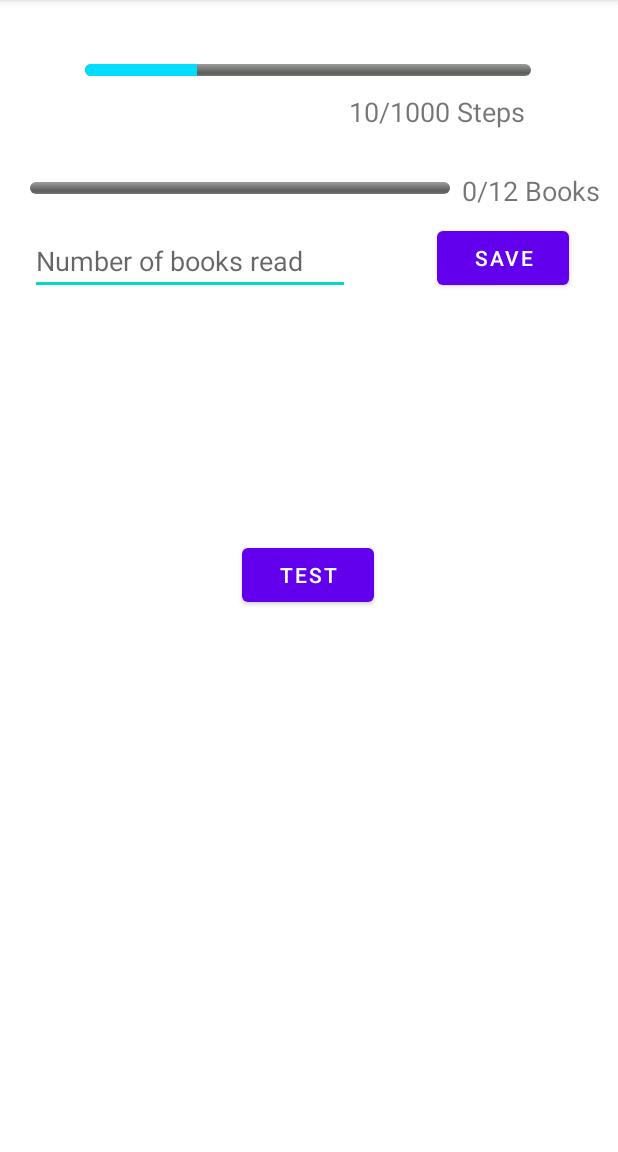
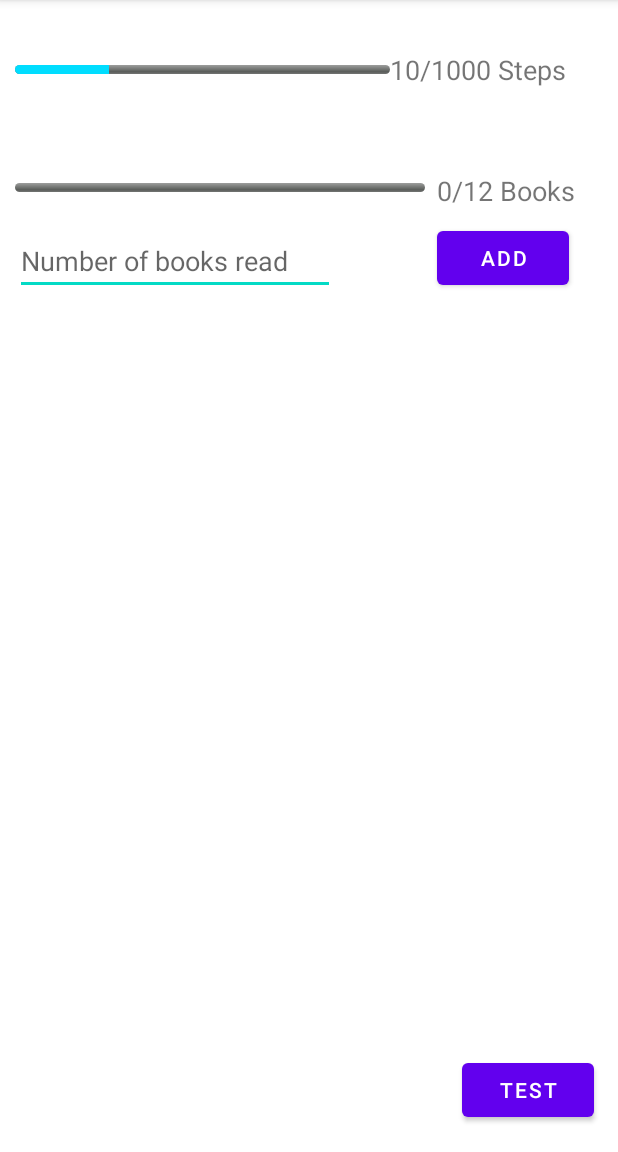
Before and after one commit to AW0723/Group-Plus, an Android app: the screen it shows after launch once a user with an empty profile is signed in (GroupActivity), on a phone screen of 412 x 824 dp, the part 84-1236 px from its top. Run offline under Robolectric (Android 15) with nearby library versions, the phone set to English and light mode, and no system bars; our stand-ins replace Firebase (no records; nobody signed in at launch, a user with empty details on screens opened directly); 3 statements that could not run were skipped.

Commit message:
Demoed version

```diff
--- a/app/src/main/res/layout/activity_group.xml
+++ b/app/src/main/res/layout/activity_group.xml
@@ -7,32 +7,36 @@
     tools:context=".GroupActivity">
 
     <ProgressBar
-        android:id="@+id/determinateBar"
-        style="@android:style/Widget.ProgressBar.Horizontal"
-        android:layout_width="297dp"
-        android:layout_height="8dp"
-        android:progress="25"
-        android:progressTint="@android:color/holo_blue_bright"
-        app:layout_constraintBottom_toBottomOf="parent"
-        app:layout_constraintHorizontal_bias="0.495"
-        app:layout_constraintLeft_toLeftOf="parent"
-        app:layout_constraintRight_toRightOf="parent"
-        app:layout_constraintTop_toTopOf="parent"
-        app:layout_constraintVertical_bias="0.056" />
-
-    <ProgressBar
         android:id="@+id/book_progress_bar"
         style="@android:style/Widget.ProgressBar.Horizontal"
-        android:layout_width="280dp"
-        android:layout_height="8dp"
+        android:layout_marginStart="10dp"
+        android:layout_width="273dp"
+        android:layout_height="6dp"
         android:progress="25"
         android:progressTint="@android:color/holo_green_light"
         app:layout_constraintBottom_toBottomOf="parent"
         app:layout_constraintHorizontal_bias="0.149"
         app:layout_constraintLeft_toLeftOf="parent"
         app:layout_constraintRight_toRightOf="parent"
+        app:layout_constraintStart_toStartOf="parent"
         app:layout_constraintTop_toTopOf="parent"
         app:layout_constraintVertical_bias="0.16" />
+
+    <ProgressBar
+        android:id="@+id/book_progress_bar2"
+        style="@android:style/Widget.ProgressBar.Horizontal"
+        android:layout_width="250dp"
+        android:layout_height="6dp"
+        android:layout_marginStart="10dp"
+        android:progress="25"
+        android:progressTint="@android:color/holo_blue_bright"
+        app:layout_constraintBottom_toBottomOf="parent"
+        app:layout_constraintHorizontal_bias="0.149"
+        app:layout_constraintLeft_toLeftOf="parent"
+        app:layout_constraintRight_toRightOf="parent"
+        app:layout_constraintStart_toStartOf="parent"
+        app:layout_constraintTop_toTopOf="parent"
+        app:layout_constraintVertical_bias="0.057" />
 
     <TextView
         android:id="@+id/book_progress_text"
@@ -68,7 +72,7 @@
         android:id="@+id/add_button"
         android:layout_width="wrap_content"
         android:layout_height="wrap_content"
-        android:text="Save"
+        android:text="Add"
         app:layout_constraintBottom_toBottomOf="parent"
         app:layout_constraintHorizontal_bias="0.9"
         app:layout_constraintLeft_toLeftOf="parent"
@@ -80,15 +84,15 @@
         android:id="@+id/textView2"
         android:layout_width="wrap_content"
         android:layout_height="wrap_content"
-        android:layout_marginEnd="4dp"
         android:text="10/1000 Steps"
         android:textSize="18sp"
         app:layout_constraintBottom_toBottomOf="parent"
-        app:layout_constraintEnd_toEndOf="@+id/determinateBar"
+        app:layout_constraintHorizontal_bias="1.0"
         app:layout_constraintLeft_toLeftOf="parent"
         app:layout_constraintRight_toRightOf="parent"
+        app:layout_constraintStart_toEndOf="@+id/book_progress_bar2"
         app:layout_constraintTop_toTopOf="parent"
-        app:layout_constraintVertical_bias="0.083" />
+        app:layout_constraintVertical_bias="0.046" />
 
     <androidx.recyclerview.widget.RecyclerView
         android:layout_width="123dp"
@@ -105,13 +109,13 @@
         android:id="@+id/testBtn"
         android:layout_width="wrap_content"
         android:layout_height="wrap_content"
+        android:onClick="onTestClicked"
         android:text="Test"
-        android:onClick="onTestClicked"
         app:layout_constraintBottom_toBottomOf="parent"
-        app:layout_constraintHorizontal_bias="0.498"
+        app:layout_constraintHorizontal_bias="0.95"
         app:layout_constraintLeft_toLeftOf="parent"
         app:layout_constraintRight_toRightOf="parent"
         app:layout_constraintTop_toTopOf="parent"
-        app:layout_constraintVertical_bias="0.499" />
+        app:layout_constraintVertical_bias="0.976" />
 
 </androidx.constraintlayout.widget.ConstraintLayout>
```
